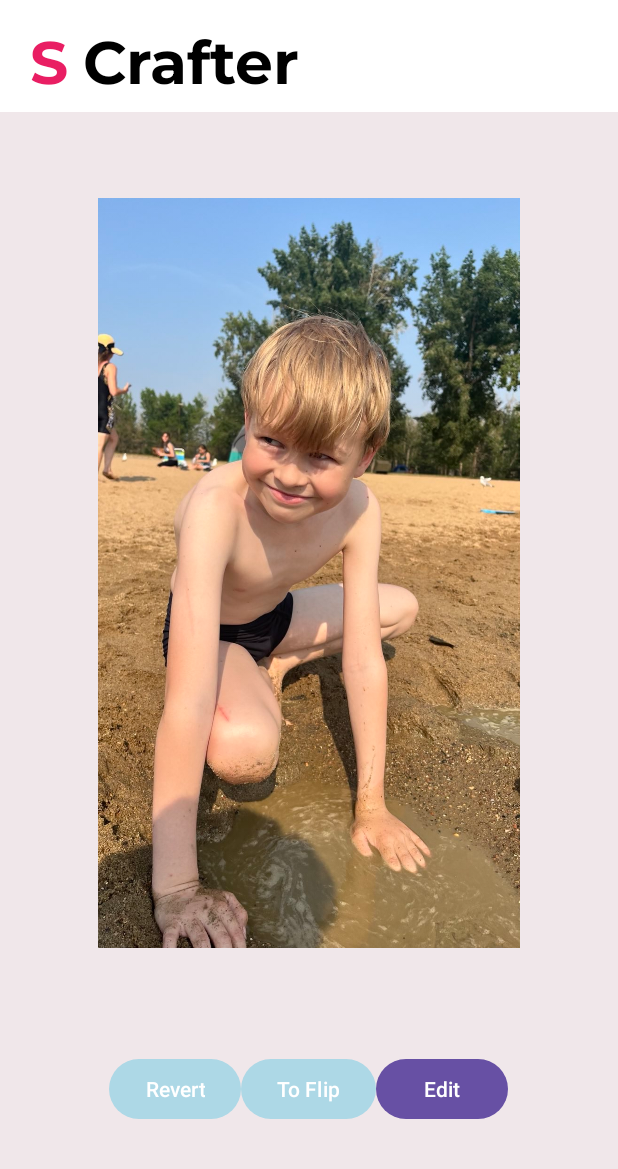
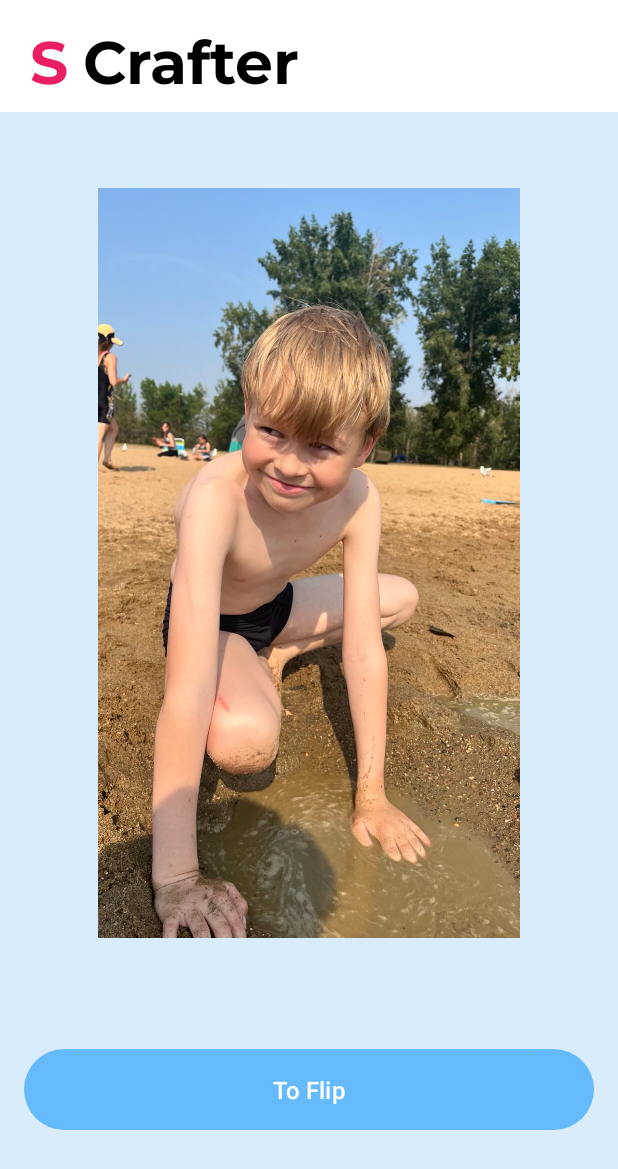
Before and after one commit to WenDeHor/s_crafter, an Android app: the StoryPage screen opened directly, with no data from a screen before it, on a phone screen of 412 x 824 dp. Shown: the top 1169 px of the screen. Run offline under Robolectric (Android 15) with nearby library versions, the phone set to English and light mode, and no system bars.

Commit message:
14.clean code and fix colors

```diff
--- a/app/src/main/java/com/example/s_crafter/StoryPage.java
+++ b/app/src/main/java/com/example/s_crafter/StoryPage.java
@@ -1,30 +1,24 @@
 package com.example.s_crafter;
 
-import android.content.Context;
 import android.content.Intent;
 import android.graphics.Bitmap;
 import android.graphics.BitmapFactory;
 import android.graphics.Color;
 import android.os.Bundle;
 import android.view.View;
-import android.view.WindowManager;
 import android.widget.Button;
 import android.widget.ImageView;
 import android.widget.TextView;
 
 import androidx.activity.EdgeToEdge;
 import androidx.appcompat.app.AppCompatActivity;
-import androidx.constraintlayout.widget.ConstraintLayout;
 import androidx.core.graphics.Insets;
 import androidx.core.view.ViewCompat;
 import androidx.core.view.WindowInsetsCompat;
 
-import com.example.s_crafter.model.StoryEntity;
-
 public class StoryPage extends AppCompatActivity {
-    private Context context;
-    String storyPageImagePath;
-    String storyPageText;
+    private String storyPageImagePath;
+    private String storyPageText;
 
     @Override
     protected void onCreate(Bundle savedInstanceState) {
@@ -44,23 +38,19 @@ public class StoryPage extends AppCompatActivity {
             Bitmap bitmap = BitmapFactory.decodeFile(storyPageImagePath);
             imageView.setImageBitmap(bitmap);
         } else {
-             imageView.setImageResource(R.drawable.my_image);
+            imageView.setImageResource(R.drawable.my_image);
         }
 
         TextView textView = findViewById(R.id.textStoryPage);
         storyPageText = getIntent().getStringExtra("storyPageText");
         textView.setText(storyPageText);
-
-        Button backButton = findViewById(R.id.buttonRevert);
-        buttonRevert(backButton);
-
         Button buttonFlip = findViewById(R.id.buttonToFlip);
+        buttonFlip.setBackgroundColor(getResources().getColor(R.color.button_color));
         toFlipCardActivityByButton(buttonFlip);
     }
 
 
     private void buttonRevert(Button backButton) {
-        backButton.setBackgroundColor(Color.parseColor("#ADD8E6"));
         backButton.setOnClickListener(new View.OnClickListener() {
             @Override
             public void onClick(View v) {
@@ -70,7 +60,6 @@ public class StoryPage extends AppCompatActivity {
     }
 
     private void toFlipCardActivityByButton(Button buttonFlip) {
-        buttonFlip.setBackgroundColor(Color.parseColor("#ADD8E6"));
         buttonFlip.setOnClickListener(new View.OnClickListener() {
             @Override
             public void onClick(View v) {
--- a/app/src/main/res/layout/activity_flip_card.xml
+++ b/app/src/main/res/layout/activity_flip_card.xml
@@ -4,7 +4,7 @@
     xmlns:tools="http://schemas.android.com/tools"
     android:layout_width="match_parent"
     android:layout_height="match_parent"
-    app:cardBackgroundColor="@color/fone"
+    android:background="@color/bg_app_color"
     android:id="@+id/bg_flip_card">
 
     <TextView
@@ -41,6 +41,7 @@
 
     <FrameLayout
         android:id="@+id/card_container"
+        android:background="@color/bg_app_color"
         android:layout_width="match_parent"
         android:layout_height="wrap_content"
 
--- a/app/src/main/res/layout/activity_main.xml
+++ b/app/src/main/res/layout/activity_main.xml
@@ -5,7 +5,7 @@
     android:id="@+id/main"
     android:layout_width="match_parent"
     android:layout_height="match_parent"
-    android:background="@color/fone"
+    android:background="@color/bg_app_color"
     tools:context=".MainActivity">
 
     <androidx.constraintlayout.widget.ConstraintLayout
--- a/app/src/main/res/layout/activity_story_page.xml
+++ b/app/src/main/res/layout/activity_story_page.xml
@@ -5,7 +5,7 @@
     android:id="@+id/storyPage"
     android:layout_width="match_parent"
     android:layout_height="match_parent"
-    android:background="@color/fone"
+    android:background="@color/bg_app_color"
     tools:context=".StoryPage">
 
     <TextView
@@ -45,6 +45,7 @@
     <ScrollView
         android:id="@+id/scrollView"
         android:layout_width="wrap_content"
+        android:background="@color/bg_app_color"
         android:layout_height="0dp"
         android:fillViewport="true"
         app:layout_constraintBottom_toBottomOf="parent"
@@ -57,8 +58,9 @@
             android:layout_width="match_parent"
             android:layout_height="wrap_content"
             android:gravity="center"
+
             android:orientation="vertical"
-            android:padding="16dp">
+           >
 
             <ImageView
                 android:id="@+id/imageStoryPageRead"
@@ -80,6 +82,8 @@
                 android:text="@string/some_text"
                 android:textColor="#1B0101"
                 android:textSize="16sp"
+                android:paddingEnd="25dp"
+                android:paddingStart="25dp"
                 app:layout_constraintBottom_toTopOf="@+id/button2"
                 app:layout_constraintEnd_toEndOf="parent"
                 app:layout_constraintStart_toStartOf="parent"
@@ -93,26 +97,18 @@
                 android:padding="16dp">
 
                 <Button
-                    android:id="@+id/buttonRevert"
-                    android:layout_width="wrap_content"
+                    android:id="@+id/buttonToFlip"
+                    android:layout_width="match_parent"
                     android:layout_height="wrap_content"
-                    android:text="@string/story_page_button"
-                    android:theme="@style/ButtonStyle"
+                    android:padding="16dp"
+                    android:stateListAnimator="@android:anim/bounce_interpolator"
+                    android:text="@string/to_flip"
+                    android:textColor="#FFFFFF"
+                    android:textSize="16sp"
                     app:layout_constraintBottom_toBottomOf="parent"
                     app:layout_constraintEnd_toEndOf="parent"
                     app:layout_constraintStart_toStartOf="parent" />
 
-                <Button
-                    android:id="@+id/buttonToFlip"
-                    android:layout_width="wrap_content"
-                    android:layout_height="wrap_content"
-                    android:text="To Flip" />
-
-                <Button
-                    android:id="@+id/buttonToEdit"
-                    android:layout_width="wrap_content"
-                    android:layout_height="wrap_content"
-                    android:text="Edit" />
 
             </LinearLayout>
 
--- a/app/src/main/res/layout/card_back.xml
+++ b/app/src/main/res/layout/card_back.xml
@@ -21,6 +21,6 @@
             android:layout_marginEnd="12dp"
             android:layout_marginBottom="12dp"
             android:text="@string/some_text"
-            android:textSize="11sp" />
+            android:textSize="18sp" />
     </RelativeLayout>
 </androidx.cardview.widget.CardView>
--- a/app/src/main/res/layout/card_front.xml
+++ b/app/src/main/res/layout/card_front.xml
@@ -4,6 +4,7 @@
     xmlns:tools="http://schemas.android.com/tools"
     android:layout_width="match_parent"
     android:layout_height="match_parent"
+
     app:cardElevation="4dp"
     android:layout_margin="16dp">
 
--- a/app/src/main/res/values/colors.xml
+++ b/app/src/main/res/values/colors.xml
@@ -9,4 +9,9 @@
     <color name="button_pressed_color">#FF0000</color>
     <color name="button_focused_color">#00FF00</color>
     <color name="button_default_color">#0000FF</color>
+
+    <color name="button_color">#65BAFB</color>
+    <color name="bg_app_color">#D9ECFB</color>
+    <color name="bg_card_color">#F2DCBB</color>
+
 </resources>
--- a/app/src/main/res/values/strings.xml
+++ b/app/src/main/res/values/strings.xml
@@ -8,6 +8,7 @@
     <string name="add_image">Add Image</string>
     <string name="add_text">Add Text</string>
     <string name="save">Save</string>
+    <string name="to_flip">To Flip</string>
     <string name="hint_text">Введіть текст тут</string>
     <string name="revert">Revert</string>
     <string name="add">+</string>
```
Also changed, not shown: app/src/main/java/com/example/s_crafter/AddStory.java (+5 -36 lines), app/src/main/java/com/example/s_crafter/FlipCard.java (+4 -22 lines), app/src/main/java/com/example/s_crafter/MainActivity.java (+3 -24 lines), app/src/main/java/com/example/s_crafter/adapter/GalleryAdapter.java (+2 -7 lines), app/src/main/java/com/example/s_crafter/adapter/NavigatorAdapter.java (+3 -8 lines), app/src/main/java/com/example/s_crafter/model/StoryEntity.java (+2 -8 lines), app/src/main/java/com/example/s_crafter/repository/StoryDao.java (+1 -7 lines), app/src/main/res/layout/activity_add_story.xml (+10 -2 lines).
